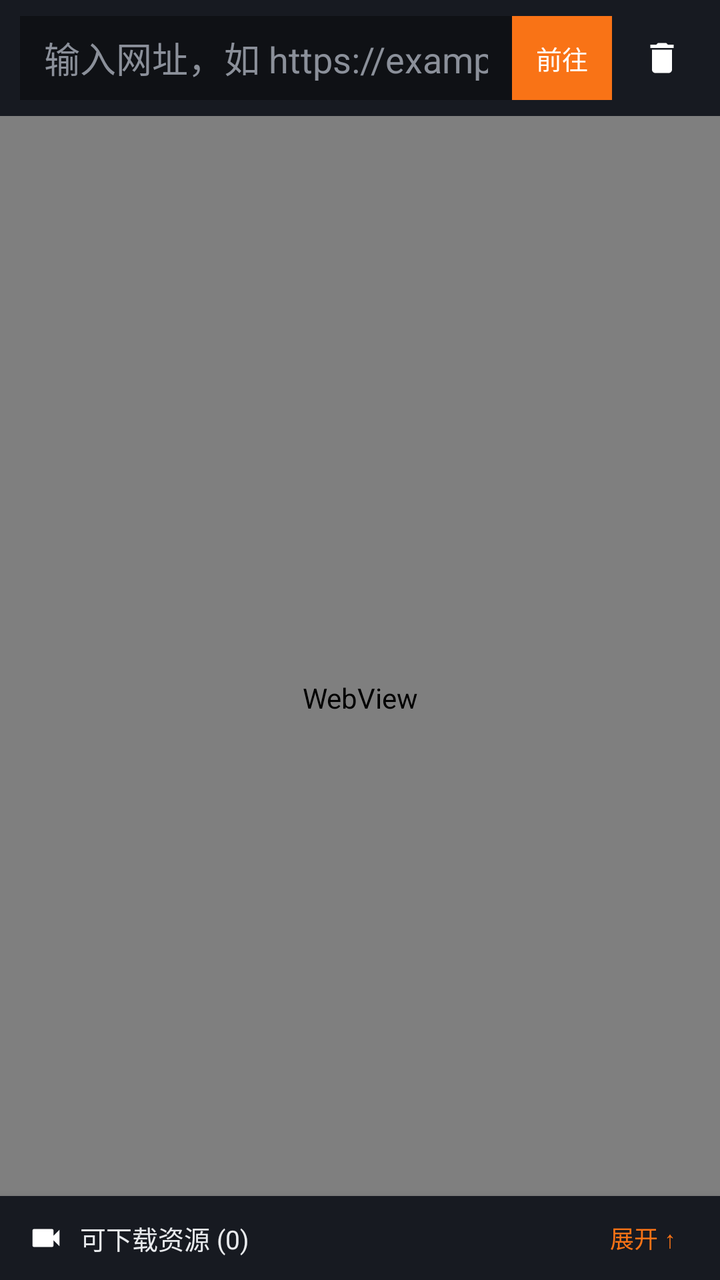
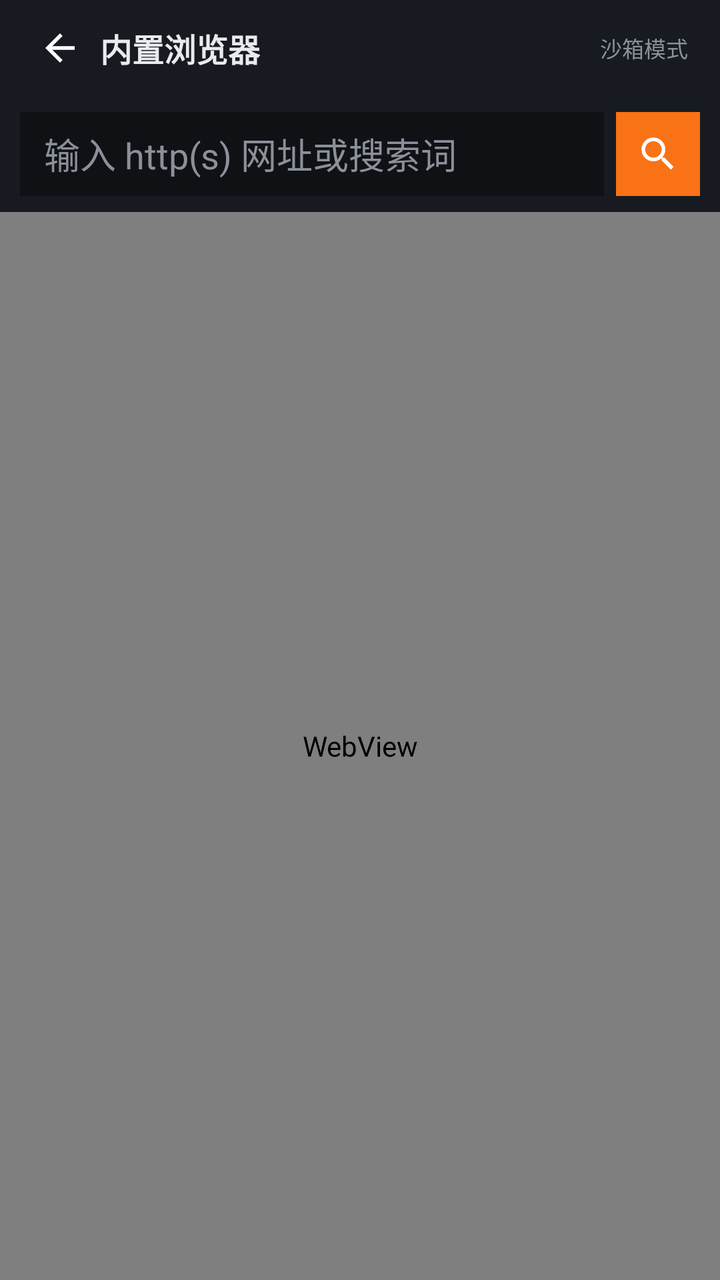

Two renders of the same Android screen: before a commit and after it. Below are the layout's source before the change and the commit's diff.
<!-- AndroidManifest.xml: application theme android:Theme.DeviceDefault.NoActionBar -->
<!-- res/layout/page_browser.xml -->
<?xml version="1.0" encoding="utf-8"?>
<LinearLayout xmlns:android="http://schemas.android.com/apk/res/android"
    android:layout_width="match_parent"
    android:layout_height="match_parent"
    android:orientation="vertical"
    android:tag="bg">

    
    <FrameLayout
        android:id="@+id/player_slot"
        android:layout_width="match_parent"
        android:layout_height="wrap_content" />

    
    <LinearLayout
        android:layout_width="match_parent"
        android:layout_height="wrap_content"
        android:orientation="horizontal"
        android:gravity="center_vertical"
        android:background="#171a21"
        android:tag="card"
        android:paddingStart="10dp"
        android:paddingEnd="8dp"
        android:paddingTop="8dp"
        android:paddingBottom="8dp">

        <EditText
            android:id="@+id/browser_url"
            android:layout_width="0dp"
            android:layout_height="42dp"
            android:layout_weight="1"
            android:hint="输入网址，如 https://example.com"
            android:textColorHint="#8b909a"
            android:textColor="#e8eaed"
            android:background="#0f1115"
            android:tag="input"
            android:paddingStart="12dp"
            android:paddingEnd="12dp"
            android:singleLine="true"
            android:inputType="textUri" />

        <TextView
            android:id="@+id/browser_go"
            android:layout_width="wrap_content"
            android:layout_height="42dp"
            android:gravity="center"
            android:paddingStart="12dp"
            android:paddingEnd="12dp"
            android:text="前往"
            android:textColor="#ffffff"
            android:tag="accent_bg"
            android:background="#f97316"
            android:textSize="13sp" />

        <ImageButton
            android:id="@+id/browser_clear"
            android:layout_width="42dp"
            android:layout_height="42dp"
            android:layout_marginStart="4dp"
            android:src="@drawable/ic_delete"
            android:tag="icon"
            android:scaleType="fitCenter"
            android:padding="11dp"
            android:background="?android:attr/selectableItemBackgroundBorderless"
            android:contentDescription="清空浏览数据" />
    </LinearLayout>

    
    <FrameLayout
        android:layout_width="match_parent"
        android:layout_height="0dp"
        android:layout_weight="1">

        <WebView
            android:id="@+id/browser_webview"
            android:layout_width="match_parent"
            android:layout_height="match_parent" />

        <ProgressBar
            android:id="@+id/browser_progress"
            android:layout_width="match_parent"
            android:layout_height="3dp"
            android:layout_gravity="top"
            android:indeterminate="false"
            android:max="100"
            android:visibility="gone"
            style="?android:attr/progressBarStyleHorizontal" />

        
        <LinearLayout
            android:id="@+id/browser_res_panel"
            android:layout_width="match_parent"
            android:layout_height="wrap_content"
            android:layout_gravity="bottom"
            android:orientation="vertical"
            android:background="#171a21"
            android:tag="card"
            android:elevation="8dp">

            <LinearLayout
                android:id="@+id/browser_res_header"
                android:layout_width="match_parent"
                android:layout_height="42dp"
                android:orientation="horizontal"
                android:gravity="center_vertical"
                android:paddingStart="14dp"
                android:paddingEnd="14dp">

                <ImageView
                    android:layout_width="18dp"
                    android:layout_height="18dp"
                    android:src="@drawable/ic_video"
                    android:tag="accent_icon"
                    android:scaleType="fitCenter" />

                <TextView
                    android:id="@+id/browser_res_title"
                    android:layout_width="0dp"
                    android:layout_height="wrap_content"
                    android:layout_weight="1"
                    android:layout_marginStart="8dp"
                    android:text="可下载资源 (0)"
                    android:textColor="#e8eaed"
                    android:tag="text"
                    android:textSize="13sp" />

                <TextView
                    android:id="@+id/browser_res_toggle"
                    android:layout_width="wrap_content"
                    android:layout_height="wrap_content"
                    android:text="展开 ↑"
                    android:textColor="#f97316"
                    android:tag="accent"
                    android:textSize="12sp"
                    android:padding="8dp" />
            </LinearLayout>

            <androidx.recyclerview.widget.RecyclerView
                android:id="@+id/browser_res_list"
                android:layout_width="match_parent"
                android:layout_height="220dp"
                android:visibility="gone"
                android:scrollbars="vertical" />

            <TextView
                android:id="@+id/browser_res_empty"
                android:layout_width="match_parent"
                android:layout_height="wrap_content"
                android:text="浏览网页时自动嗅探可下载的视频 / 音频"
                android:textColor="#8b909a"
                android:tag="dim"
                android:textSize="12sp"
                android:gravity="center"
                android:paddingTop="4dp"
                android:paddingBottom="12dp"
                android:visibility="gone" />
        </LinearLayout>
    </FrameLayout>
</LinearLayout>
<!-- resources referenced by this layout -->
<resources>
  <!-- drawable ic_delete (drawable) -->
  <?xml version="1.0" encoding="utf-8"?>
  <vector xmlns:android="http://schemas.android.com/apk/res/android"
      android:width="24dp"
      android:height="24dp"
      android:viewportWidth="24"
      android:viewportHeight="24">
      <path
          android:fillColor="#FFFFFFFF"
          android:pathData="M6,19c0,1.1 0.9,2 2,2h8c1.1,0 2,-0.9 2,-2V7H6v12z M19,4h-3.5l-1,-1h-5l-1,1H5v2h14V4z" />
  </vector>
  <!-- drawable ic_video (drawable) -->
  <?xml version="1.0" encoding="utf-8"?>
  <vector xmlns:android="http://schemas.android.com/apk/res/android"
      android:width="24dp"
      android:height="24dp"
      android:viewportWidth="24"
      android:viewportHeight="24">
      <path
          android:fillColor="#FFFFFFFF"
          android:pathData="M17,10.5V7c0,-0.55 -0.45,-1 -1,-1H4c-0.55,0 -1,0.45 -1,1v10c0,0.55 0.45,1 1,1h12c0.55,0 1,-0.45 1,-1v-3.5l4,4v-11l-4,4z" />
  </vector>
</resources>

<!-- the commit's change to res/layout/page_browser.xml (unified diff, before → after) -->
@@ -6,6 +6,47 @@
     android:tag="bg">
 
     
+    <LinearLayout
+        android:layout_width="match_parent"
+        android:layout_height="48dp"
+        android:orientation="horizontal"
+        android:gravity="center_vertical"
+        android:background="#171a21"
+        android:tag="card"
+        android:paddingStart="10dp"
+        android:paddingEnd="16dp">
+        <ImageButton
+            android:id="@+id/browser_back"
+            android:layout_width="40dp"
+            android:layout_height="40dp"
+            android:src="@drawable/ic_back"
+            android:tag="icon"
+            android:scaleType="fitCenter"
+            android:padding="9dp"
+            android:background="?android:attr/selectableItemBackgroundBorderless"
+            android:contentDescription="返回" />
+        <TextView
+            android:layout_width="wrap_content"
+            android:layout_height="wrap_content"
+            android:text="内置浏览器"
+            android:textColor="#e8eaed"
+            android:tag="text"
+            android:textSize="16sp"
+            android:textStyle="bold" />
+        <View
+            android:layout_width="0dp"
+            android:layout_height="1dp"
+            android:layout_weight="1" />
+        <TextView
+            android:layout_width="wrap_content"
+            android:layout_height="wrap_content"
+            android:text="沙箱模式"
+            android:textColor="#8b909a"
+            android:tag="dim"
+            android:textSize="11sp" />
+    </LinearLayout>
+
+    
     <FrameLayout
         android:id="@+id/player_slot"
         android:layout_width="match_parent"
@@ -20,7 +61,7 @@
         android:background="#171a21"
         android:tag="card"
         android:paddingStart="10dp"
-        android:paddingEnd="8dp"
+        android:paddingEnd="10dp"
         android:paddingTop="8dp"
         android:paddingBottom="8dp">
 
@@ -29,7 +70,7 @@
             android:layout_width="0dp"
             android:layout_height="42dp"
             android:layout_weight="1"
-            android:hint="输入网址，如 https://example.com"
+            android:hint="输入 http(s) 网址或搜索词"
             android:textColorHint="#8b909a"
             android:textColor="#e8eaed"
             android:background="#0f1115"
@@ -37,32 +78,19 @@
             android:paddingStart="12dp"
             android:paddingEnd="12dp"
             android:singleLine="true"
+            android:imeOptions="actionSearch"
             android:inputType="textUri" />
 
-        <TextView
+        <ImageButton
             android:id="@+id/browser_go"
-            android:layout_width="wrap_content"
-            android:layout_height="42dp"
-            android:gravity="center"
-            android:paddingStart="12dp"
-            android:paddingEnd="12dp"
-            android:text="前往"
-            android:textColor="#ffffff"
-            android:tag="accent_bg"
-            android:background="#f97316"
-            android:textSize="13sp" />
-
-        <ImageButton
-            android:id="@+id/browser_clear"
             android:layout_width="42dp"
             android:layout_height="42dp"
-            android:layout_marginStart="4dp"
-            android:src="@drawable/ic_delete"
-            android:tag="icon"
+            android:layout_marginStart="6dp"
+            android:src="@drawable/ic_search"
             android:scaleType="fitCenter"
-            android:padding="11dp"
-            android:background="?android:attr/selectableItemBackgroundBorderless"
-            android:contentDescription="清空浏览数据" />
+            android:padding="10dp"
+            android:background="#f97316"
+            android:contentDescription="搜索" />
     </LinearLayout>
 
     
@@ -88,14 +116,17 @@
 
         
         <LinearLayout
-            android:id="@+id/browser_res_panel"
-            android:layout_width="match_parent"
-            android:layout_height="wrap_content"
-            android:layout_gravity="bottom"
+            android:id="@+id/browser_res_float"
+            android:layout_width="292dp"
+            android:layout_height="wrap_content"
+            android:layout_gravity="top|end"
+            android:layout_marginTop="10dp"
+            android:layout_marginEnd="10dp"
             android:orientation="vertical"
             android:background="#171a21"
             android:tag="card"
-            android:elevation="8dp">
+            android:elevation="10dp"
+            android:visibility="gone">
 
             <LinearLayout
                 android:id="@+id/browser_res_header"
@@ -103,12 +134,14 @@
                 android:layout_height="42dp"
                 android:orientation="horizontal"
                 android:gravity="center_vertical"
-                android:paddingStart="14dp"
-                android:paddingEnd="14dp">
+                android:paddingStart="10dp"
+                android:paddingEnd="6dp"
+                android:background="#1f232c"
+                android:tag="soft">
 
                 <ImageView
-                    android:layout_width="18dp"
-                    android:layout_height="18dp"
+                    android:layout_width="16dp"
+                    android:layout_height="16dp"
                     android:src="@drawable/ic_video"
                     android:tag="accent_icon"
                     android:scaleType="fitCenter" />
@@ -118,28 +151,40 @@
                     android:layout_width="0dp"
                     android:layout_height="wrap_content"
                     android:layout_weight="1"
-                    android:layout_marginStart="8dp"
+                    android:layout_marginStart="7dp"
                     android:text="可下载资源 (0)"
                     android:textColor="#e8eaed"
                     android:tag="text"
-                    android:textSize="13sp" />
-
-                <TextView
-                    android:id="@+id/browser_res_toggle"
-                    android:layout_width="wrap_content"
-                    android:layout_height="wrap_content"
-                    android:text="展开 ↑"
-                    android:textColor="#f97316"
-                    android:tag="accent"
                     android:textSize="12sp"
-                    android:padding="8dp" />
+                    android:singleLine="true" />
+
+                <ImageButton
+                    android:id="@+id/browser_res_hide"
+                    android:layout_width="30dp"
+                    android:layout_height="30dp"
+                    android:src="@drawable/ic_chevron"
+                    android:tag="icon"
+                    android:scaleType="fitCenter"
+                    android:padding="7dp"
+                    android:background="?android:attr/selectableItemBackgroundBorderless"
+                    android:contentDescription="收起" />
+
+                <ImageButton
+                    android:id="@+id/browser_res_close"
+                    android:layout_width="30dp"
+                    android:layout_height="30dp"
+                    android:src="@drawable/ic_close"
+                    android:tag="danger_icon"
+                    android:scaleType="fitCenter"
+                    android:padding="7dp"
+                    android:background="?android:attr/selectableItemBackgroundBorderless"
+                    android:contentDescription="删除资源" />
             </LinearLayout>
 
             <androidx.recyclerview.widget.RecyclerView
                 android:id="@+id/browser_res_list"
                 android:layout_width="match_parent"
                 android:layout_height="220dp"
-                android:visibility="gone"
                 android:scrollbars="vertical" />
 
             <TextView
@@ -149,11 +194,32 @@
                 android:text="浏览网页时自动嗅探可下载的视频 / 音频"
                 android:textColor="#8b909a"
                 android:tag="dim"
-                android:textSize="12sp"
+                android:textSize="11sp"
                 android:gravity="center"
-                android:paddingTop="4dp"
-                android:paddingBottom="12dp"
+                android:paddingTop="8dp"
+                android:paddingBottom="10dp"
                 android:visibility="gone" />
         </LinearLayout>
+
+        
+        <TextView
+            android:id="@+id/browser_res_fab"
+            android:layout_width="wrap_content"
+            android:layout_height="wrap_content"
+            android:layout_gravity="top|end"
+            android:layout_marginTop="10dp"
+            android:layout_marginEnd="10dp"
+            android:background="#f97316"
+            android:textColor="#ffffff"
+            android:textSize="12sp"
+            android:textStyle="bold"
+            android:gravity="center"
+            android:paddingStart="12dp"
+            android:paddingEnd="12dp"
+            android:paddingTop="9dp"
+            android:paddingBottom="9dp"
+            android:elevation="10dp"
+            android:visibility="gone"
+            android:text="资源 0" />
     </FrameLayout>
 </LinearLayout>
<!-- resource entries referenced after the edit -->
@@ -1,6 +1,6 @@
 <!-- resources referenced by this layout -->
 <resources>
-  <!-- drawable ic_delete (drawable) -->
+  <!-- drawable ic_back (drawable) -->
   <?xml version="1.0" encoding="utf-8"?>
   <vector xmlns:android="http://schemas.android.com/apk/res/android"
       android:width="24dp"
@@ -9,7 +9,40 @@
       android:viewportHeight="24">
       <path
           android:fillColor="#FFFFFFFF"
-          android:pathData="M6,19c0,1.1 0.9,2 2,2h8c1.1,0 2,-0.9 2,-2V7H6v12z M19,4h-3.5l-1,-1h-5l-1,1H5v2h14V4z" />
+          android:pathData="M20,11H7.83l5.59,-5.59L12,4l-8,8 8,8 1.41,-1.41L7.83,13H20v-2z" />
+  </vector>
+  <!-- drawable ic_chevron (drawable) -->
+  <?xml version="1.0" encoding="utf-8"?>
+  <vector xmlns:android="http://schemas.android.com/apk/res/android"
+      android:width="24dp"
+      android:height="24dp"
+      android:viewportWidth="24"
+      android:viewportHeight="24">
+      <path
+          android:fillColor="#FFFFFFFF"
+          android:pathData="M10,6L8.59,7.41 13.17,12l-4.58,4.59L10,18l6,-6z" />
+  </vector>
+  <!-- drawable ic_close (drawable) -->
+  <?xml version="1.0" encoding="utf-8"?>
+  <vector xmlns:android="http://schemas.android.com/apk/res/android"
+      android:width="24dp"
+      android:height="24dp"
+      android:viewportWidth="24"
+      android:viewportHeight="24">
+      <path
+          android:fillColor="#FFFFFFFF"
+          android:pathData="M19,6.41L17.59,5 12,10.59 6.41,5 5,6.41 10.59,12 5,17.59 6.41,19 12,13.41 17.59,19 19,17.59 13.41,12z" />
+  </vector>
+  <!-- drawable ic_search (drawable) -->
+  <?xml version="1.0" encoding="utf-8"?>
+  <vector xmlns:android="http://schemas.android.com/apk/res/android"
+      android:width="24dp"
+      android:height="24dp"
+      android:viewportWidth="24"
+      android:viewportHeight="24">
+      <path
+          android:fillColor="#FFFFFFFF"
+          android:pathData="M15.5,14h-0.79l-0.28,-0.27C15.41,12.59 16,11.11 16,9.5 16,5.91 13.09,3 9.5,3S3,5.91 3,9.5 5.91,16 9.5,16c1.61,0 3.09,-0.59 4.23,-1.57l0.27,0.28v0.79l5,4.99L20.49,19l-4.99,-5zM9.5,14C7.01,14 5,11.99 5,9.5S7.01,5 9.5,5 14,7.01 14,9.5 11.99,14 9.5,14z" />
   </vector>
   <!-- drawable ic_video (drawable) -->
   <?xml version="1.0" encoding="utf-8"?>
